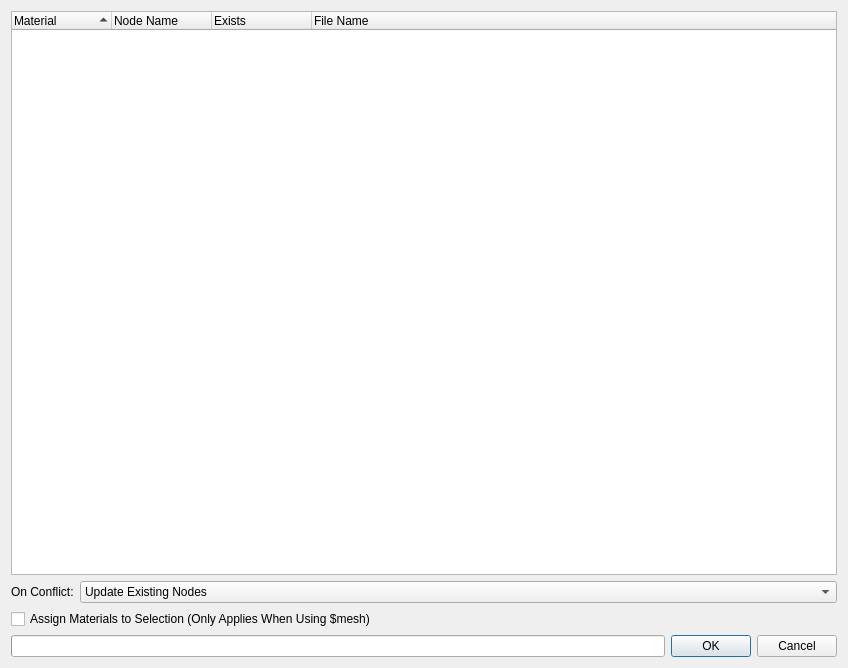
Above: textureimporter/ui/networks_dialog.ui from beatreichenbach/texture-importer before the change. Below: the same form after it.
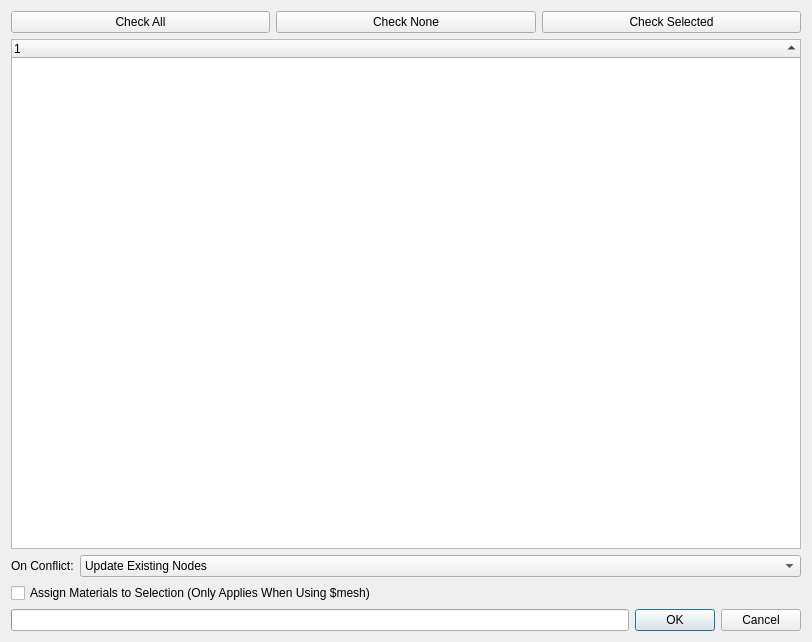
That is the form after the change.

The edit to the form file:
```diff
--- a/textureimporter/ui/networks_dialog.ui
+++ b/textureimporter/ui/networks_dialog.ui
@@ -6,8 +6,8 @@
    <rect>
     <x>0</x>
     <y>0</y>
-    <width>848</width>
-    <height>668</height>
+    <width>812</width>
+    <height>642</height>
    </rect>
   </property>
   <property name="windowTitle">
@@ -15,7 +15,32 @@
   </property>
   <layout class="QVBoxLayout" name="main_lay">
    <item>
-    <widget class="QTreeWidget" name="materials_tree">
+    <layout class="QHBoxLayout" name="actions_lay">
+     <item>
+      <widget class="QPushButton" name="check_all_btn">
+       <property name="text">
+        <string>Check All</string>
+       </property>
+      </widget>
+     </item>
+     <item>
+      <widget class="QPushButton" name="check_none_btn">
+       <property name="text">
+        <string>Check None</string>
+       </property>
+      </widget>
+     </item>
+     <item>
+      <widget class="QPushButton" name="check_selected_btn">
+       <property name="text">
+        <string>Check Selected</string>
+       </property>
+      </widget>
+     </item>
+    </layout>
+   </item>
+   <item>
+    <widget class="QTreeWidget" name="networks_tree">
      <property name="alternatingRowColors">
       <bool>true</bool>
      </property>
@@ -33,22 +58,7 @@
      </attribute>
      <column>
       <property name="text">
-       <string>Material</string>
-      </property>
-     </column>
-     <column>
-      <property name="text">
-       <string>Node Name</string>
-      </property>
-     </column>
-     <column>
-      <property name="text">
-       <string>Exists</string>
-      </property>
-     </column>
-     <column>
-      <property name="text">
-       <string>File Name</string>
+       <string notr="true">1</string>
       </property>
      </column>
     </widget>
```
